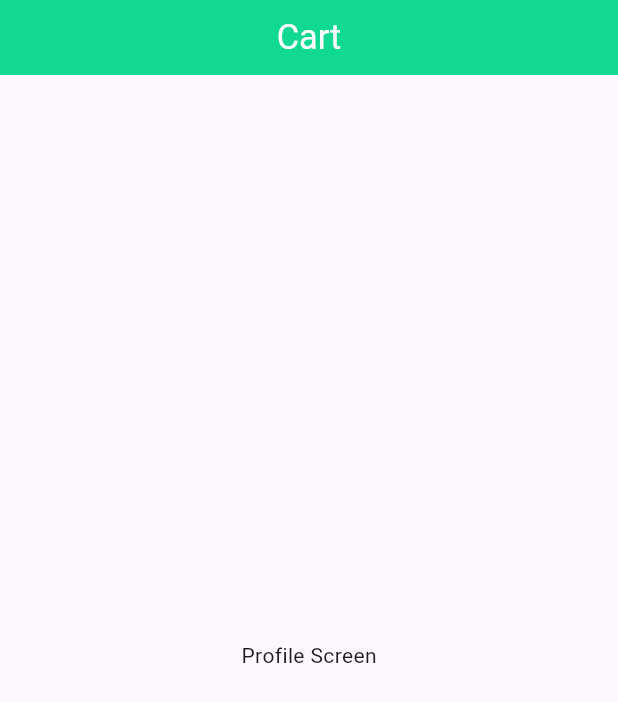
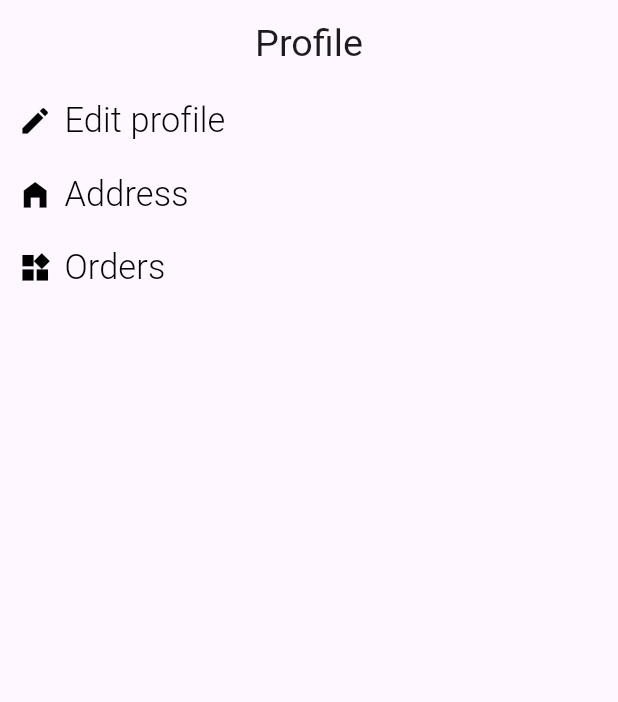
Before and after one commit to adithyanashok/shop_mate, a Flutter app: the ProfileScreen screen opened directly, on a phone screen of 412 x 824 dp. Shown: the top 702 px of the screen. Run offline on Flutter 3.47's test engine with Material 2 defaults, Android fonts, the phone set to English and light mode, and no system bars; our stand-ins replace bloc, flutter_bloc, flutter_screenutil, flutter_svg, freezed_annotation, google_fonts; Roboto replaces fonts that are missing (Moul).

Commit message:
profile screen added

```diff
--- a/lib/presentation/screens/profile_screen/profile_screen.dart
+++ b/lib/presentation/screens/profile_screen/profile_screen.dart
@@ -1,5 +1,8 @@
 import 'package:flutter/material.dart';
+import 'package:flutter_screenutil/flutter_screenutil.dart';
+import 'package:shop_mate/presentation/constants/colors.dart';
 import 'package:shop_mate/presentation/widgets/app_bar_widget.dart';
+import 'package:shop_mate/presentation/widgets/text_widgets.dart';
 
 class ProfileScreen extends StatelessWidget {
   const ProfileScreen({super.key});
@@ -7,12 +10,49 @@ class ProfileScreen extends StatelessWidget {
   @override
   Widget build(BuildContext context) {
     return Scaffold(
-      appBar: const PreferredSize(
-        preferredSize: Size.fromHeight(50),
-        child: BuildAppBarWidget(title: "Cart"),
+        appBar: AppBar(
+          title: const BuildRegularTextWidget(text: "Profile"),
+          centerTitle: true,
+        ),
+        body: const SafeArea(
+          child: Column(
+            crossAxisAlignment: CrossAxisAlignment.start,
+            children: [
+              BuildTextButton(icon: Icons.edit, text: "Edit profile"),
+              BuildTextButton(icon: Icons.home_filled, text: "Address"),
+              BuildTextButton(icon: Icons.widgets, text: "Orders"),
+            ],
+          ),
+        ));
+  }
+}
+
+class BuildTextButton extends StatelessWidget {
+  const BuildTextButton({
+    super.key,
+    required this.icon,
+    required this.text,
+  });
+
+  final IconData icon;
+  final String text;
+
+  @override
+  Widget build(BuildContext context) {
+    return TextButton.icon(
+      onPressed: () {},
+      icon: Icon(
+        icon,
+        color: AppColor.blackColor,
+        size: 20.sp,
       ),
-      body: Center(
-        child: Text("Profile Screen"),
+      label: Text(
+        text,
+        style: TextStyle(
+          color: AppColor.blackColor,
+          fontSize: 20.sp,
+          fontWeight: FontWeight.w300,
+        ),
       ),
     );
   }
```
